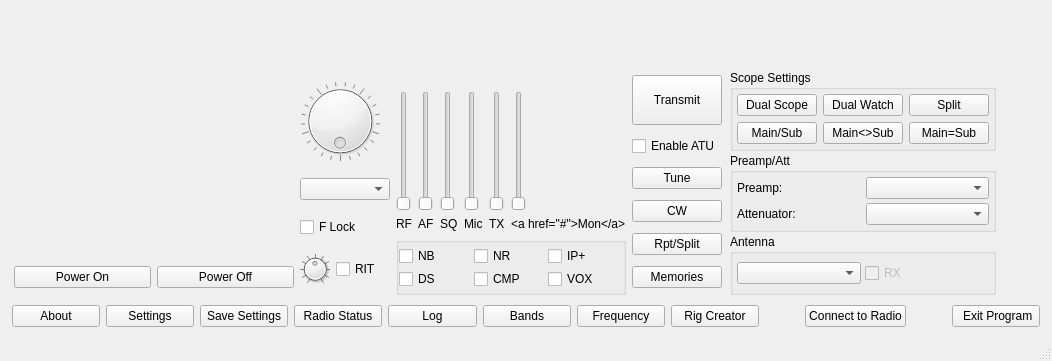
The window that wfmain.ui (adecarolis/wfweb) describes before a commit, drawn with Qt 5.
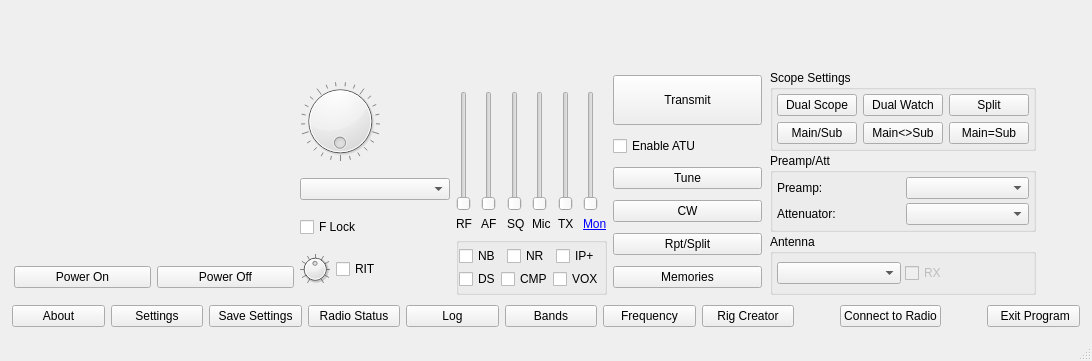
The same window after the commit. Custom widgets are drawn as their Qt base class.

Commit message: s-meter as accessability text (preliminary), attempt to fix monitor button

The edit to the form file:
```diff
--- a/wfmain.ui
+++ b/wfmain.ui
@@ -6,7 +6,7 @@
    <rect>
     <x>0</x>
     <y>0</y>
-    <width>1052</width>
+    <width>1092</width>
     <height>361</height>
    </rect>
   </property>
@@ -343,6 +343,9 @@
           <layout class="QVBoxLayout" name="controlsLayout">
            <item>
             <spacer name="verticalSpacer">
+             <property name="orientation">
+              <enum>Qt::Vertical</enum>
+             </property>
              <property name="sizeHint" stdset="0">
               <size>
                <width>20</width>
@@ -689,7 +692,7 @@
                   <string>&lt;a href='#'&gt;Mon&lt;/a&gt;</string>
                  </property>
                  <property name="textFormat">
-                  <enum>Qt::PlainText</enum>
+                  <enum>Qt::AutoText</enum>
                  </property>
                  <property name="openExternalLinks">
                   <bool>false</bool>
@@ -1183,6 +1186,9 @@
          </item>
          <item>
           <spacer name="horizontalSpacer_3">
+           <property name="orientation">
+            <enum>Qt::Vertical</enum>
+           </property>
            <property name="sizeHint" stdset="0">
             <size>
              <width>40</width>
@@ -1308,6 +1314,9 @@
        </item>
        <item>
         <spacer name="horizontalSpacer_32">
+         <property name="orientation">
+          <enum>Qt::Vertical</enum>
+         </property>
          <property name="sizeHint" stdset="0">
           <size>
            <width>40</width>
@@ -1328,6 +1337,9 @@
        </item>
        <item>
         <spacer name="horizontalSpacer_9">
+         <property name="orientation">
+          <enum>Qt::Vertical</enum>
+         </property>
          <property name="sizeHint" stdset="0">
           <size>
            <width>40</width>
```
Left out of the diff: 2 changed lines with no effect on the pictures. The commit also changes 1 other file.
